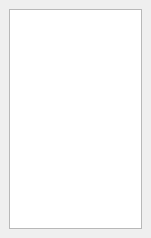
Before: the Qt Designer form autoscoper/src/ui/ui-files/VolumeDockWidget.ui in BrownBiomechanics/Autoscoper, drawn with Qt 5.
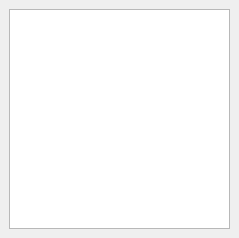
After: the same form once the commit is applied.

The edit to the form file:
```diff
--- a/autoscoper/src/ui/ui-files/VolumeDockWidget.ui
+++ b/autoscoper/src/ui/ui-files/VolumeDockWidget.ui
@@ -6,14 +6,14 @@
    <rect>
     <x>0</x>
     <y>0</y>
-    <width>151</width>
+    <width>239</width>
     <height>238</height>
    </rect>
   </property>
   <property name="minimumSize">
    <size>
-    <width>89</width>
-    <height>100</height>
+    <width>239</width>
+    <height>111</height>
    </size>
   </property>
   <property name="windowTitle">
```
